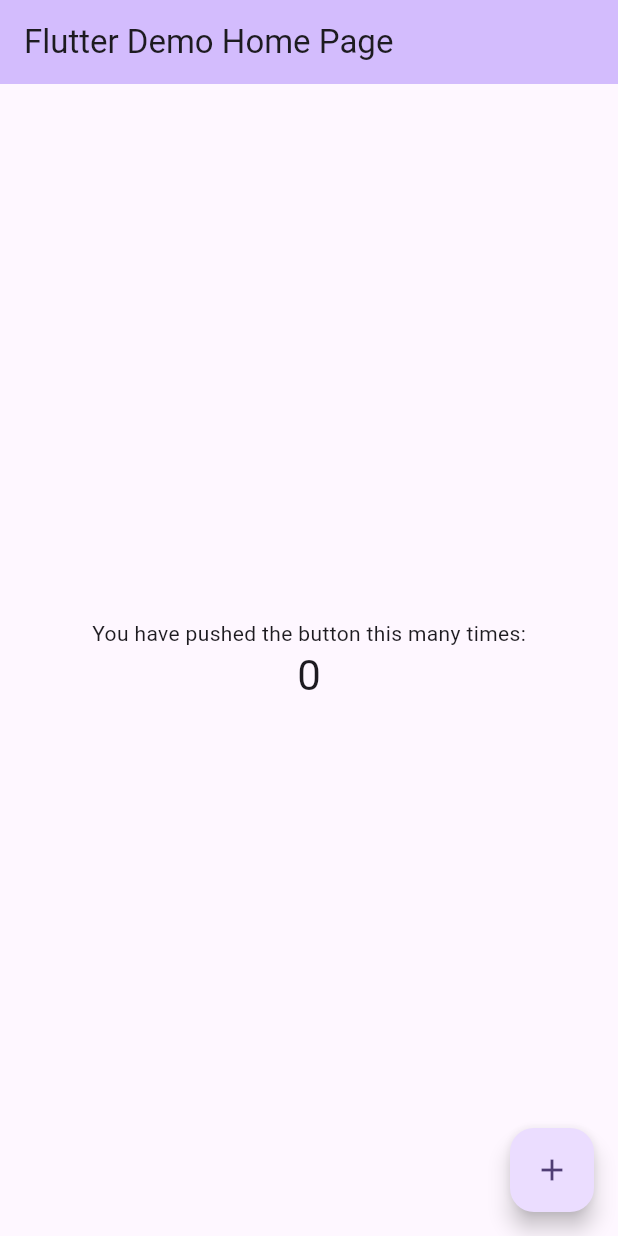
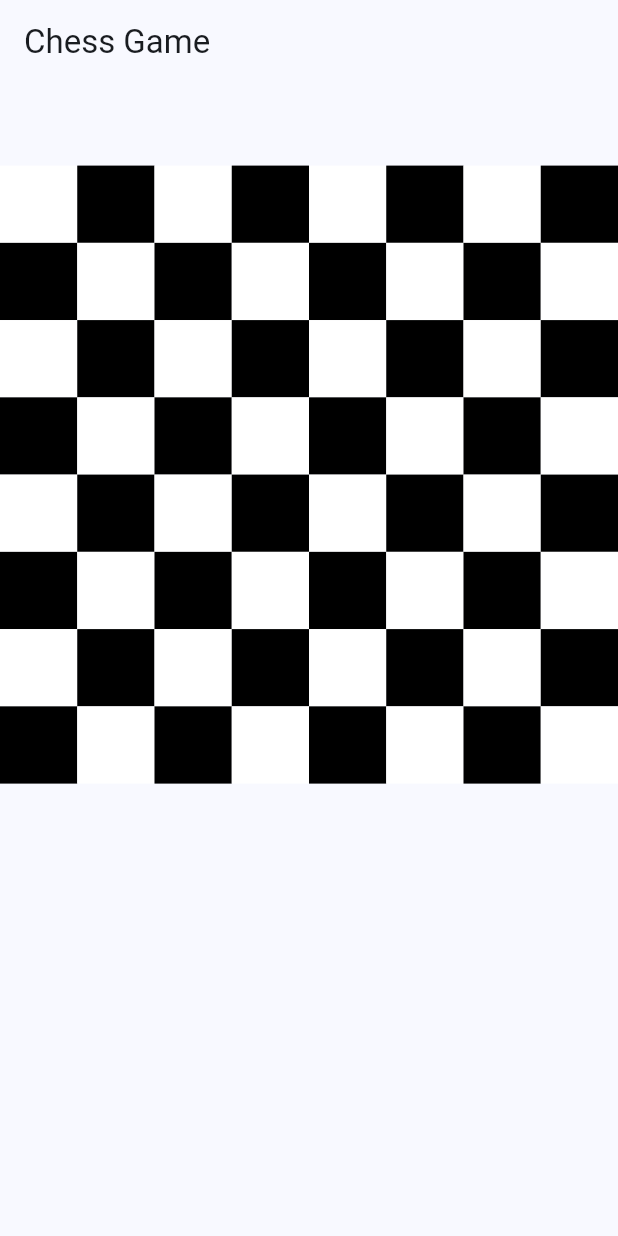
Before and after one commit to RafaVenetikides/chess_game, a Flutter app: the screen it shows after launch, on a phone screen of 412 x 824 dp. Run offline on Flutter 3.47's test engine with Material 3 defaults, Android fonts, the phone set to English and light mode, and no system bars.

Commit message:
created board viewer

```diff
--- a/frontend/chess_front/lib/main.dart
+++ b/frontend/chess_front/lib/main.dart
@@ -11,7 +11,7 @@ class MyApp extends StatelessWidget {
   @override
   Widget build(BuildContext context) {
     return MaterialApp(
-      title: 'Flutter Demo',
+      title: 'Chess Game',
       theme: ThemeData(
         // This is the theme of your application.
         //
@@ -28,98 +28,136 @@ class MyApp extends StatelessWidget {
         //
         // This works for code too, not just values: Most code changes can be
         // tested with just a hot reload.
-        colorScheme: ColorScheme.fromSeed(seedColor: Colors.deepPurple),
+        colorScheme: ColorScheme.fromSeed(seedColor: Colors.blue),
         useMaterial3: true,
       ),
-      home: const MyHomePage(title: 'Flutter Demo Home Page'),
+      home: const ChessBoard(),
     );
   }
 }
 
-class MyHomePage extends StatefulWidget {
-  const MyHomePage({super.key, required this.title});
-
-  // This widget is the home page of your application. It is stateful, meaning
-  // that it has a State object (defined below) that contains fields that affect
-  // how it looks.
-
-  // This class is the configuration for the state. It holds the values (in this
-  // case the title) provided by the parent (in this case the App widget) and
-  // used by the build method of the State. Fields in a Widget subclass are
-  // always marked "final".
-
-  final String title;
+class ChessBoard extends StatefulWidget{
+  const ChessBoard({super.key});
 
   @override
-  State<MyHomePage> createState() => _MyHomePageState();
+  _ChessBoardState createState() => _ChessBoardState();
 }
 
-class _MyHomePageState extends State<MyHomePage> {
-  int _counter = 0;
-
-  void _incrementCounter() {
-    setState(() {
-      // This call to setState tells the Flutter framework that something has
-      // changed in this State, which causes it to rerun the build method below
-      // so that the display can reflect the updated values. If we changed
-      // _counter without calling setState(), then the build method would not be
-      // called again, and so nothing would appear to happen.
-      _counter++;
-    });
-  }
+class _ChessBoardState extends State<ChessBoard>{
 
   @override
-  Widget build(BuildContext context) {
-    // This method is rerun every time setState is called, for instance as done
-    // by the _incrementCounter method above.
-    //
-    // The Flutter framework has been optimized to make rerunning build methods
-    // fast, so that you can just rebuild anything that needs updating rather
-    // than having to individually change instances of widgets.
+  Widget build(BuildContext context){
+    final double boardSize = MediaQuery.of(context).size.height * 0.8;
+
     return Scaffold(
       appBar: AppBar(
-        // TRY THIS: Try changing the color here to a specific color (to
-        // Colors.amber, perhaps?) and trigger a hot reload to see the AppBar
-        // change color while the other colors stay the same.
-        backgroundColor: Theme.of(context).colorScheme.inversePrimary,
-        // Here we take the value from the MyHomePage object that was created by
-        // the App.build method, and use it to set our appbar title.
-        title: Text(widget.title),
+        title: const Text("Chess Game"),
       ),
       body: Center(
-        // Center is a layout widget. It takes a single child and positions it
-        // in the middle of the parent.
-        child: Column(
-          // Column is also a layout widget. It takes a list of children and
-          // arranges them vertically. By default, it sizes itself to fit its
-          // children horizontally, and tries to be as tall as its parent.
-          //
-          // Column has various properties to control how it sizes itself and
-          // how it positions its children. Here we use mainAxisAlignment to
-          // center the children vertically; the main axis here is the vertical
-          // axis because Columns are vertical (the cross axis would be
-          // horizontal).
-          //
-          // TRY THIS: Invoke "debug painting" (choose the "Toggle Debug Paint"
-          // action in the IDE, or press "p" in the console), to see the
-          // wireframe for each widget.
-          mainAxisAlignment: MainAxisAlignment.center,
-          children: <Widget>[
-            const Text(
-              'You have pushed the button this many times:',
-            ),
-            Text(
-              '$_counter',
-              style: Theme.of(context).textTheme.headlineMedium,
-            ),
-          ],
+        child: SizedBox(
+          width: boardSize,
+          height: boardSize,
+          child: GridView.builder(itemCount: 64, gridDelegate: const SliverGridDelegateWithFixedCrossAxisCount(
+          crossAxisCount: 8
+          ),
+          itemBuilder: (context, index){
+            final isWhite = (index ~/ 8 + index) % 2 == 0;
+            return Container(
+              color: isWhite? Colors.white : Colors.black
+            );
+          },
+          ),
         ),
       ),
-      floatingActionButton: FloatingActionButton(
-        onPressed: _incrementCounter,
-        tooltip: 'Increment',
-        child: const Icon(Icons.add),
-      ), // This trailing comma makes auto-formatting nicer for build methods.
     );
   }
 }
+
+
+// class MyHomePage extends StatefulWidget {
+//   const MyHomePage({super.key, required this.title});
+
+//   // This widget is the home page of your application. It is stateful, meaning
+//   // that it has a State object (defined below) that contains fields that affect
+//   // how it looks.
+
+//   // This class is the configuration for the state. It holds the values (in this
+//   // case the title) provided by the parent (in this case the App widget) and
+//   // used by the build method of the State. Fields in a Widget subclass are
+//   // always marked "final".
+
+//   final String title;
+
+//   @override
+//   State<MyHomePage> createState() => _MyHomePageState();
+// }
+
+// class _MyHomePageState extends State<MyHomePage> {
+//   int _counter = 0;
+
+//   void _incrementCounter() {
+//     setState(() {
+//       // This call to setState tells the Flutter framework that something has
+//       // changed in this State, which causes it to rerun the build method below
+//       // so that the display can reflect the updated values. If we changed
+//       // _counter without calling setState(), then the build method would not be
+//       // called again, and so nothing would appear to happen.
+//       _counter++;
+//     });
+//   }
+
+//   @override
+//   Widget build(BuildContext context) {
+//     // This method is rerun every time setState is called, for instance as done
+//     // by the _incrementCounter method above.
+//     //
+//     // The Flutter framework has been optimized to make rerunning build methods
+//     // fast, so that you can just rebuild anything that needs updating rather
+//     // than having to individually change instances of widgets.
+//     return Scaffold(
+//       appBar: AppBar(
+//         // TRY THIS: Try changing the color here to a specific color (to
+//         // Colors.amber, perhaps?) and trigger a hot reload to see the AppBar
+//         // change color while the other colors stay the same.
+//         backgroundColor: Colors.blue.shade300,
+//         // Here we take the value from the MyHomePage object that was created by
+//         // the App.build method, and use it to set our appbar title.
+//         title: Text(widget.title),
+//       ),
+//       body: Center(
+//         // Center is a layout widget. It takes a single child and positions it
+//         // in the middle of the parent.
+//         child: Column(
+//           // Column is also a layout widget. It takes a list of children and
+//           // arranges them vertically. By default, it sizes itself to fit its
+//           // children horizontally, and tries to be as tall as its parent.
+//           //
+//           // Column has various properties to control how it sizes itself and
+//           // how it positions its children. Here we use mainAxisAlignment to
+//           // center the children vertically; the main axis here is the vertical
+//           // axis because Columns are vertical (the cross axis would be
+//           // horizontal).
+//           //
+//           // TRY THIS: Invoke "debug painting" (choose the "Toggle Debug Paint"
+//           // action in the IDE, or press "p" in the console), to see the
+//           // wireframe for each widget.
+//           mainAxisAlignment: MainAxisAlignment.center,
+//           children: <Widget>[
+//             const Text(
+//               'You have pushed the button this many times:',
+//             ),
+//             Text(
+//               '$_counter',
+//               style: Theme.of(context).textTheme.headlineMedium,
+//             ),
+//           ],
+//         ),
+//       ),
+//       floatingActionButton: FloatingActionButton(
+//         onPressed: _incrementCounter,
+//         tooltip: 'Increment',
+//         child: const Icon(Icons.add),
+//       ), // This trailing comma makes auto-formatting nicer for build methods.
+//     );
+//   }
+// }
```
